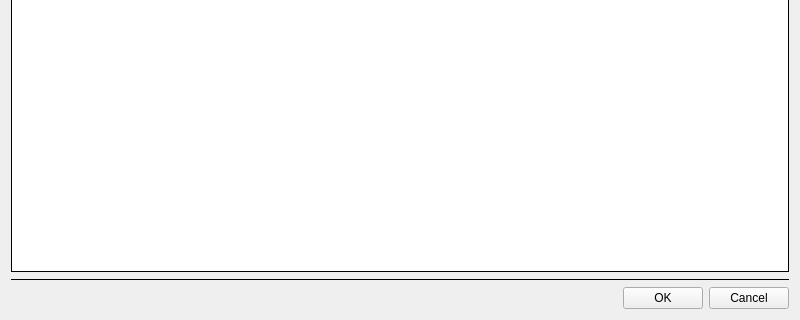
Old version of the form source/widget/megainterface.ui in the repository ww4u/mct-t4; both pictures show x 0 to 800 and y 280 to 600 of the 800 by 600 pixel window.
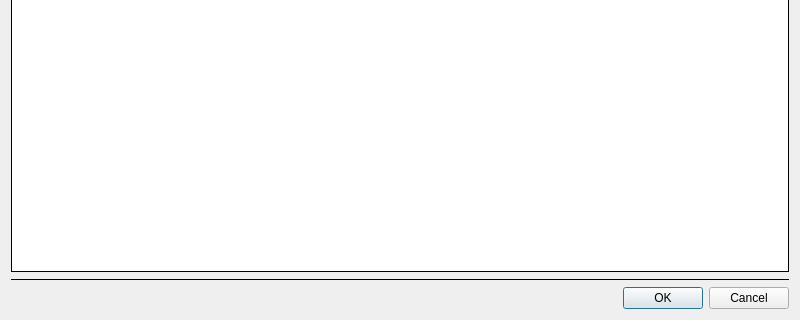
New version of the form. Icons and pictures are not drawn.

What changed in the file:
```diff
--- a/source/widget/megainterface.ui
+++ b/source/widget/megainterface.ui
@@ -219,35 +219,11 @@
     </widget>
    </item>
    <item>
-    <layout class="QHBoxLayout" name="horizontalLayout_5">
-     <item>
-      <spacer name="horizontalSpacer">
-       <property name="orientation">
-        <enum>Qt::Horizontal</enum>
-       </property>
-       <property name="sizeHint" stdset="0">
-        <size>
-         <width>40</width>
-         <height>20</height>
-        </size>
-       </property>
-      </spacer>
-     </item>
-     <item>
-      <widget class="QPushButton" name="pushButton_ok">
-       <property name="text">
-        <string>OK</string>
-       </property>
-      </widget>
-     </item>
-     <item>
-      <widget class="QPushButton" name="pushButton_cancel">
-       <property name="text">
-        <string>Cancel</string>
-       </property>
-      </widget>
-     </item>
-    </layout>
+    <widget class="QDialogButtonBox" name="buttonBox">
+     <property name="standardButtons">
+      <set>QDialogButtonBox::Cancel|QDialogButtonBox::Ok</set>
+     </property>
+    </widget>
    </item>
   </layout>
  </widget>
```
Left out of the diff: 41 changed lines with no effect on the pictures.
